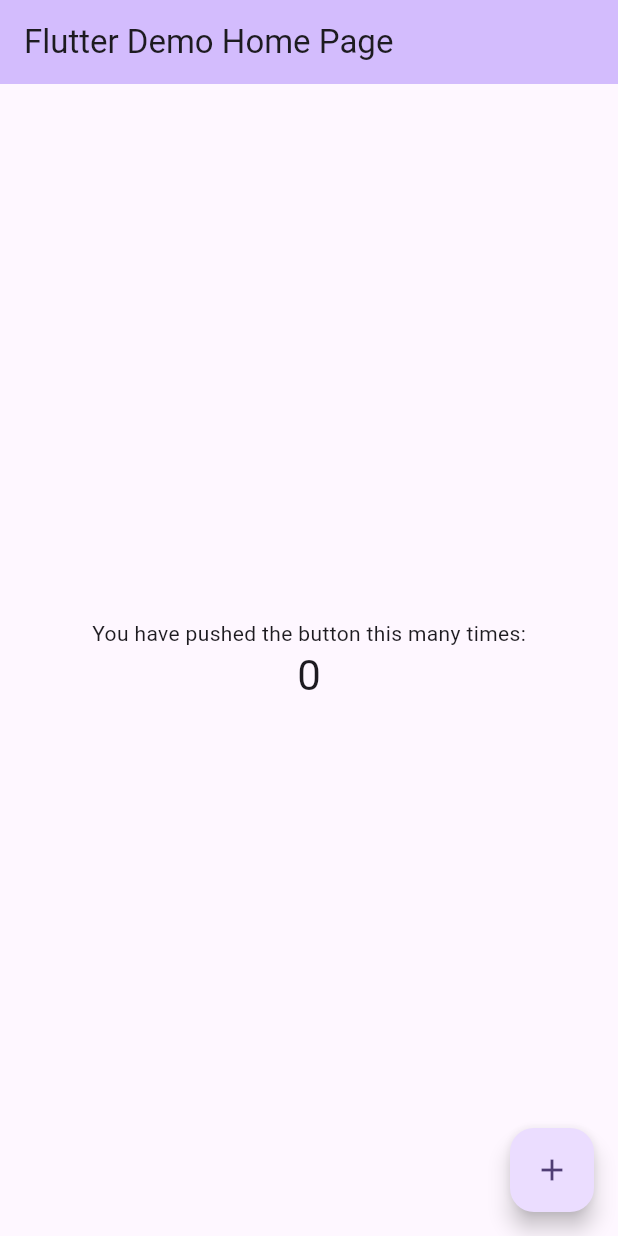
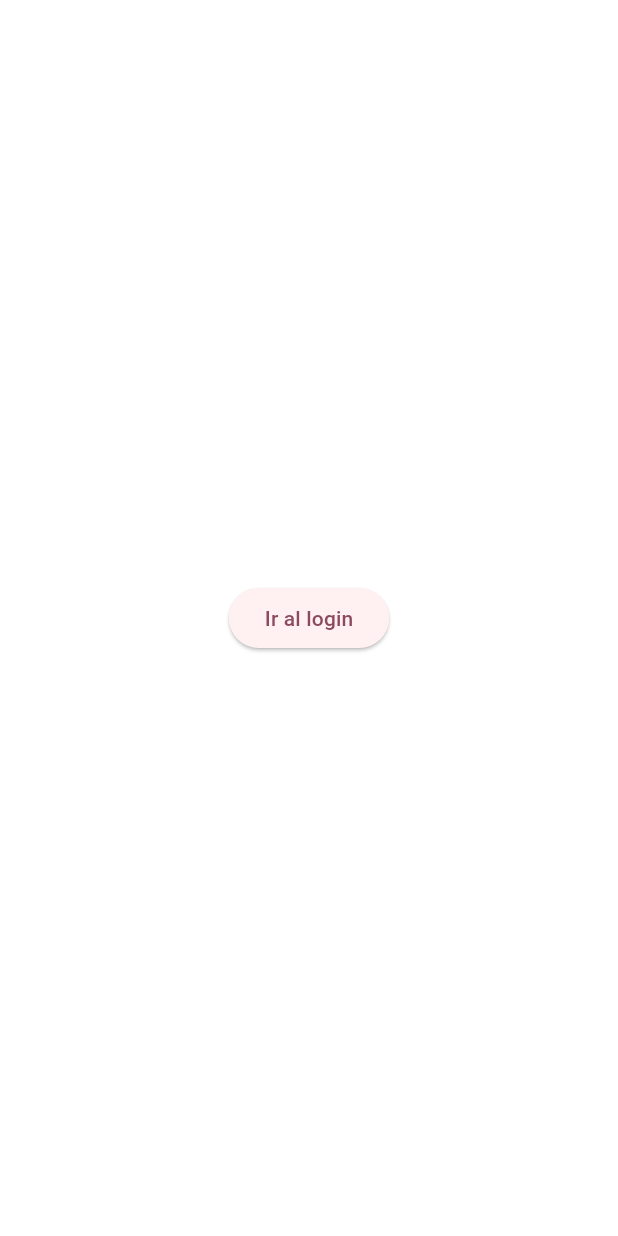
Before and after one commit to DanielAndresClavijo/orders-app, a Flutter app: the screen it shows after launch, on a phone screen of 412 x 824 dp. Run offline on Flutter 3.47's test engine with Material 3 defaults, Android fonts, the phone set to English and light mode, and no system bars; our stand-ins replace go_router.

Commit message:
ADD - Base Router and layouts

```diff
--- /dev/null
+++ b/lib/config/router/auth_routes.dart
@@ -0,0 +1,60 @@
+import 'package:go_router/go_router.dart';
+import 'package:orders_app/screens/auth/login_page.dart';
+import 'package:orders_app/screens/auth/register_page.dart';
+
+/// # Ruta para navegar al inicio de sesion.
+///
+///  __Ruta `/login`__
+const String kLoginPath = "/login";
+
+/// # Nombre de Ruta para navegar al inicio de sesion.
+///
+///  Nota: El nombre de ruta se usa como identificador unico de la ruta, que
+///  en algunas ocasiones puede ser util para cuando se navega por nombre.
+///
+///  __Nombre de Ruta `loginPathName`__
+const String kLoginPathName = "loginPathName";
+
+/// # Ruta para navegar al registro de cuenta.
+///
+///  __Ruta `/register`__
+const String kRegisterPath = "/register";
+
+/// # Nombre de Ruta para navegar al registro de cuenta.
+///
+///  Nota: El nombre de ruta se usa como identificador unico de la ruta, que
+///  en algunas ocasiones puede ser util para cuando se navega por nombre.
+///
+///  __Nombre de Ruta `registerPathName`__
+const String kRegisterPathName = "registerPathName";
+
+class AuthRoutes {
+  final GoRoute loginRoute;
+  final GoRoute registerRoute;
+
+  const AuthRoutes._(this.loginRoute, this.registerRoute);
+
+  factory AuthRoutes() {
+    final GoRoute loginRoute = _buildLoginRoute();
+    final GoRoute registerRoute = _buildRegisterRoute();
+    return AuthRoutes._(loginRoute, registerRoute);
+  }
+
+  /// Construye la ruta para el inicio de sesion.
+  static GoRoute _buildLoginRoute() {
+    return GoRoute(
+      path: kLoginPath,
+      name: kLoginPathName,
+      builder: (context, state) => const LoginPage(),
+    );
+  }
+
+  /// Construye la ruta para el registro de cuenta.
+  static GoRoute _buildRegisterRoute() {
+    return GoRoute(
+      path: kRegisterPath,
+      name: kRegisterPathName,
+      builder: (context, state) => const RegisterPage(),
+    );
+  }
+}
--- /dev/null
+++ b/lib/config/router/common.dart
@@ -0,0 +1,29 @@
+import 'package:go_router/go_router.dart';
+import 'package:orders_app/config/router/auth_routes.dart';
+import 'package:orders_app/config/router/orders_routes.dart';
+import 'package:orders_app/config/router/welcome_routes.dart';
+
+/// Enrutador para las paginas de la aplicacion.
+class CommonRouter {
+  final GoRouter router;
+
+  const CommonRouter._(this.router);
+
+  factory CommonRouter() {
+    final AuthRoutes authRoutes = AuthRoutes();
+    final WelcomeRoutes welcomeRoutes = WelcomeRoutes();
+    final OrdersRoutes ordersRoutes = OrdersRoutes();
+
+    final GoRouter router = GoRouter(
+      initialLocation: welcomeRoutes.homeRoute.path,
+      routes: [
+        welcomeRoutes.homeRoute,
+        welcomeRoutes.splashRoute,
+        authRoutes.loginRoute,
+        authRoutes.registerRoute,
+        ordersRoutes.routes,
+      ],
+    );
+    return CommonRouter._(router);
+  }
+}
--- /dev/null
+++ b/lib/config/router/orders_routes.dart
@@ -0,0 +1,127 @@
+import 'package:flutter/material.dart';
+import 'package:go_router/go_router.dart';
+import 'package:orders_app/screens/orders/order_detail.dart';
+import 'package:orders_app/screens/orders/order_history.dart';
+import 'package:orders_app/screens/orders/order_list.dart';
+
+/// Path inicial para las rutas de pedidos.
+const String _kOrderBasePath = "/orders";
+
+/// Sub-path para la ruta de listado de pedidos.
+///
+/// Nota: El sub-path es utilizado por GoRoute para las rutas anidadas.
+const String _kOrderListSubPath = "list";
+
+/// # Ruta para navegar al listado de pedidos.
+///
+///  __Ruta `/orders/list`__
+const String kOrdersListPath = "$_kOrderBasePath/$_kOrderListSubPath";
+
+/// # Nombre de Ruta para navegar al listado de pedidos.
+///
+///  Nota: El nombre de ruta se usa como identificador unico de la ruta, que
+///  en algunas ocasiones puede ser util para cuando se navega por nombre.
+///
+///  __Nombre de Ruta `ordersPathName`__
+const String kOrdersListPathName = "ordersPathName";
+
+/// Sub-path para la ruta del detalle de pedido.
+///
+/// Nota: El sub-path es utilizado por GoRoute para las rutas anidadas.
+const String _kOrderDetailSubPath = "detail";
+
+/// # Ruta para navegar al detalle del pedido.
+///
+///  Nota: Es necesario agregar el id del pedido al final de la ruta precedido
+///  de `/`. Ej: `orders/detail/123`
+///
+///  __Ruta `/orders/detail`__
+const String kOrderDetailPath = "$_kOrderBasePath/$_kOrderDetailSubPath";
+
+/// # Nombre de Ruta para navegar al detalle de algun pedido.
+///
+///  Nota: El nombre de ruta se usa como identificador unico de la ruta, que
+///  en algunas ocasiones puede ser util para cuando se navega por nombre.
+///
+///  __Nombre de Ruta `orderDetailPathName`__
+const String kOrderDetailPathName = "orderDetailPathName";
+
+/// Sub-path para la ruta del historial de pedidos.
+///
+/// Nota: El sub-path es utilizado por GoRoute para las rutas anidadas.
+const String _kOrdersHistorySubPath = "history";
+
+/// # Ruta para navegar al historial de pedidos.
+///
+/// __Ruta `/orders/history`__
+const String kOrdersHistoryPath = "$_kOrderBasePath/$_kOrdersHistorySubPath";
+
+/// # Nombre de Ruta para navegar al historial pedidos.
+///
+///  Nota: El nombre de ruta se usa como identificador unico de la ruta, que
+///  en algunas ocasiones puede ser util para cuando se navega por nombre.
+///
+///  __Nombre de Ruta `historyPathName`__
+const String kOrdersHistoryPathName = "historyPathName";
+
+/// Rutas para las paginas de pedidos.
+class OrdersRoutes {
+  /// # Contiene las rutas para los pedidos.
+  ///
+  /// Las rutas registradas para los pedidos son:
+  ///  - Listado de pedidos
+  ///  - Detalle de pedido
+  ///  - Historial de pedidos
+  final GoRoute routes;
+
+  const OrdersRoutes._(this.routes);
+
+  factory OrdersRoutes() {
+    final GoRoute ordersListRoute = _buildOrdersListRoute();
+    final GoRoute orderDetailRoute = _buildOrderDetailRoute();
+    final GoRoute ordersHistoryRoute = _buildOrdersHistoryRoute();
+    final GoRoute main = GoRoute(
+      path: _kOrderBasePath,
+      builder: (_, __) => const Center(),
+      routes: [
+        ordersListRoute,
+        orderDetailRoute,
+        ordersHistoryRoute,
+      ],
+    );
+    return OrdersRoutes._(main);
+  }
+
+  /// Construye la ruta para el listado de pedidos
+  static GoRoute _buildOrdersListRoute() {
+    return GoRoute(
+      path: _kOrderListSubPath,
+      name: kOrdersListPathName,
+      builder: (context, state) => const OrderList(),
+    );
+  }
+
+  static GoRoute _buildOrderDetailRoute() {
+    return GoRoute(
+      path: "$_kOrderDetailSubPath/:orderId",
+      name: kOrderDetailPathName,
+      redirect: (context, state) {
+        if (state.pathParameters['orderId'] == null) return kOrdersListPath;
+        return null;
+      },
+      builder: (context, state) {
+        return OrderDetail(
+          orderId: state.pathParameters['orderId']!,
+        );
+      },
+    );
+  }
+
+  static GoRoute _buildOrdersHistoryRoute() {
+    return GoRoute(
+      path: _kOrdersHistorySubPath,
+      name: kOrdersHistoryPathName,
+      builder: (context, state) => const OrderHistory(),
+    );
+  }
+}
--- /dev/null
+++ b/lib/config/router/welcome_routes.dart
@@ -0,0 +1,60 @@
+import 'package:go_router/go_router.dart';
+import 'package:orders_app/screens/welcome/home_page.dart';
+import 'package:orders_app/screens/welcome/splash_page.dart';
+
+/// # Ruta para navegar a la página principal.
+///
+///  __Ruta `/home`__
+const String kHomePath = "/";
+
+/// # Nombre de Ruta para navegar a la página principal.
+///
+///  Nota: El nombre de ruta se usa como identificador unico de la ruta, que
+///  en algunas ocasiones puede ser util para cuando se navega por nombre.
+///
+///  __Nombre de Ruta `homePathName`__
+const String kHomePathName = "homePathName";
+
+/// # Ruta para navegar a la página de carga.
+///
+///  __Ruta `/splash`__
+const String kSplashPath = "/splash";
+
+/// # Nombre de Ruta para navegar a la página de carga.
+///
+///  Nota: El nombre de ruta se usa como identificador unico de la ruta, que
+///  en algunas ocasiones puede ser util para cuando se navega por nombre.
+///
+///  __Nombre de Ruta `splashPathName`__
+const String kSplashPathName = "splashPathName";
+
+class WelcomeRoutes {
+  final GoRoute homeRoute;
+  final GoRoute splashRoute;
+
+  const WelcomeRoutes._(this.homeRoute, this.splashRoute);
+
+  factory WelcomeRoutes() {
+    final GoRoute homeRoute = _buildHomeRoute();
+    final GoRoute splashRoute = _buildSplashRoute();
+    return WelcomeRoutes._(homeRoute, splashRoute);
+  }
+
+  /// Construye la ruta para la pagina principal.
+  static GoRoute _buildHomeRoute() {
+    return GoRoute(
+      path: kHomePath,
+      name: kHomePathName,
+      builder: (context, state) => const HomePage(),
+    );
+  }
+
+  /// Construye la ruta para la pagina de carga.
+  static GoRoute _buildSplashRoute() {
+    return GoRoute(
+      path: kSplashPath,
+      name: kSplashPathName,
+      builder: (context, state) => const SplashPage(),
+    );
+  }
+}
--- a/lib/main.dart
+++ b/lib/main.dart
@@ -1,125 +1,8 @@
 import 'package:flutter/material.dart';
+import 'package:orders_app/screens/app.dart';
 
 void main() {
-  runApp(const MyApp());
+  WidgetsFlutterBinding.ensureInitialized();
+
+  runApp(const OrdersApp());
 }
-
-class MyApp extends StatelessWidget {
-  const MyApp({super.key});
-
-  // This widget is the root of your application.
-  @override
-  Widget build(BuildContext context) {
-    return MaterialApp(
-      title: 'Flutter Demo',
-      theme: ThemeData(
-        // This is the theme of your application.
-        //
-        // TRY THIS: Try running your application with "flutter run". You'll see
-        // the application has a purple toolbar. Then, without quitting the app,
-        // try changing the seedColor in the colorScheme below to Colors.green
-        // and then invoke "hot reload" (save your changes or press the "hot
-        // reload" button in a Flutter-supported IDE, or press "r" if you used
-        // the command line to start the app).
-        //
-        // Notice that the counter didn't reset back to zero; the application
-        // state is not lost during the reload. To reset the state, use hot
-        // restart instead.
-        //
-        // This works for code too, not just values: Most code changes can be
-        // tested with just a hot reload.
-        colorScheme: ColorScheme.fromSeed(seedColor: Colors.deepPurple),
-        useMaterial3: true,
-      ),
-      home: const MyHomePage(title: 'Flutter Demo Home Page'),
-    );
-  }
-}
-
-class MyHomePage extends StatefulWidget {
-  const MyHomePage({super.key, required this.title});
-
-  // This widget is the home page of your application. It is stateful, meaning
-  // that it has a State object (defined below) that contains fields that affect
-  // how it looks.
-
-  // This class is the configuration for the state. It holds the values (in this
-  // case the title) provided by the parent (in this case the App widget) and
-  // used by the build method of the State. Fields in a Widget subclass are
-  // always marked "final".
-
-  final String title;
-
-  @override
-  State<MyHomePage> createState() => _MyHomePageState();
-}
-
-class _MyHomePageState extends State<MyHomePage> {
-  int _counter = 0;
-
-  void _incrementCounter() {
-    setState(() {
-      // This call to setState tells the Flutter framework that something has
-      // changed in this State, which causes it to rerun the build method below
-      // so that the display can reflect the updated values. If we changed
-      // _counter without calling setState(), then the build method would not be
-      // called again, and so nothing would appear to happen.
-      _counter++;
-    });
-  }
-
-  @override
-  Widget build(BuildContext context) {
-    // This method is rerun every time setState is called, for instance as done
-    // by the _incrementCounter method above.
-    //
-    // The Flutter framework has been optimized to make rerunning build methods
-    // fast, so that you can just rebuild anything that needs updating rather
-    // than having to individually change instances of widgets.
-    return Scaffold(
-      appBar: AppBar(
-        // TRY THIS: Try changing the color here to a specific color (to
-        // Colors.amber, perhaps?) and trigger a hot reload to see the AppBar
-        // change color while the other colors stay the same.
-        backgroundColor: Theme.of(context).colorScheme.inversePrimary,
-        // Here we take the value from the MyHomePage object that was created by
-        // the App.build method, and use it to set our appbar title.
-        title: Text(widget.title),
-      ),
-      body: Center(
-        // Center is a layout widget. It takes a single child and positions it
-        // in the middle of the parent.
-        child: Column(
-          // Column is also a layout widget. It takes a list of children and
-          // arranges them vertically. By default, it sizes itself to fit its
-          // children horizontally, and tries to be as tall as its parent.
-          //
-          // Column has various properties to control how it sizes itself and
-          // how it positions its children. Here we use mainAxisAlignment to
-          // center the children vertically; the main axis here is the vertical
-          // axis because Columns are vertical (the cross axis would be
-          // horizontal).
-          //
-          // TRY THIS: Invoke "debug painting" (choose the "Toggle Debug Paint"
-          // action in the IDE, or press "p" in the console), to see the
-          // wireframe for each widget.
-          mainAxisAlignment: MainAxisAlignment.center,
-          children: <Widget>[
-            const Text(
-              'You have pushed the button this many times:',
-            ),
-            Text(
-              '$_counter',
-              style: Theme.of(context).textTheme.headlineMedium,
-            ),
-          ],
-        ),
-      ),
-      floatingActionButton: FloatingActionButton(
-        onPressed: _incrementCounter,
-        tooltip: 'Increment',
-        child: const Icon(Icons.add),
-      ), // This trailing comma makes auto-formatting nicer for build methods.
-    );
-  }
-}
--- /dev/null
+++ b/lib/screens/app.dart
@@ -0,0 +1,34 @@
+import 'package:flutter/material.dart';
+import 'package:orders_app/config/router/common.dart';
+
+class OrdersApp extends StatefulWidget {
+  const OrdersApp({super.key});
+
+  @override
+  State<OrdersApp> createState() => _OrdersAppState();
+}
+
+class _OrdersAppState extends State<OrdersApp> {
+  late CommonRouter router;
+
+  @override
+  void initState() {
+    super.initState();
+    router = CommonRouter();
+  }
+
+  // This widget is the root of your application.
+  @override
+  Widget build(BuildContext context) {
+    return MaterialApp.router(
+      title: 'Order App',
+      theme: ThemeData(
+        colorScheme: ColorScheme.fromSeed(seedColor: Colors.black),
+        useMaterial3: true,
+      ),
+      routerDelegate: router.router.routerDelegate,
+      routeInformationParser: router.router.routeInformationParser,
+      routeInformationProvider: router.router.routeInformationProvider,
+    );
+  }
+}
--- /dev/null
+++ b/lib/screens/welcome/home_page.dart
@@ -0,0 +1,26 @@
+import 'package:flutter/material.dart';
+import 'package:go_router/go_router.dart';
+import 'package:orders_app/config/router/auth_routes.dart';
+
+class HomePage extends StatelessWidget {
+  const HomePage({
+    super.key,
+  });
+
+  @override
+  Widget build(BuildContext context) {
+    return Center(
+      child: Column(
+        mainAxisAlignment: MainAxisAlignment.center,
+        children: [
+          ElevatedButton(
+            onPressed: () {
+              context.go(kLoginPath);
+            },
+            child: Text("Ir al login"),
+          )
+        ],
+      ),
+    );
+  }
+}
```
Also changed, not shown: lib/screens/auth/login_page.dart (added, +39 -0 lines), lib/screens/auth/register_page.dart (added, +68 -0 lines), lib/screens/orders/order_detail.dart (added, +20 -0 lines), lib/screens/orders/order_history.dart (added, +15 -0 lines), lib/screens/orders/order_list.dart (added, +17 -0 lines), lib/screens/welcome/splash_page.dart (added, +29 -0 lines), pubspec.yaml (+3 -37 lines), 2 other files.
